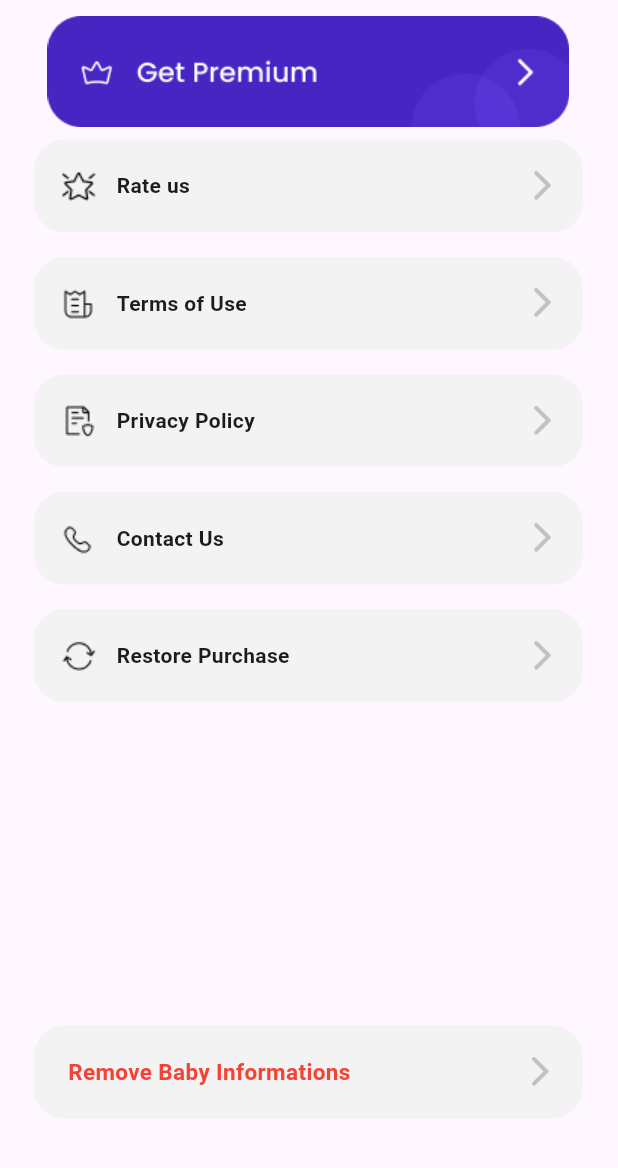
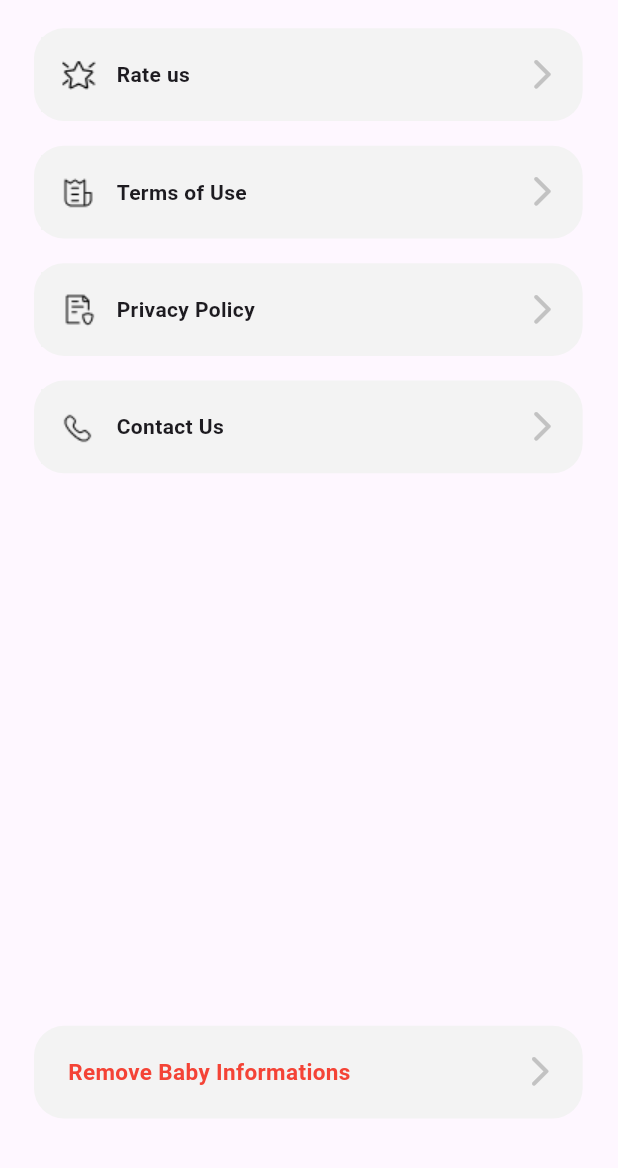
Before and after one commit to andactasdemir24/my_baby_tracker, a Flutter app: the SettingsPage screen opened directly, on a phone screen of 412 x 824 dp, the part 68-1236 px from its top. Run offline on Flutter 3.47's test engine with Material 3 defaults, Android fonts, the phone set to English and light mode, and no system bars; our stand-ins replace carousel_slider, flutter_mobx, flutter_screenutil, flutter_speed_dial, get_it, google_nav_bar and 6 more; accounts and stored records are empty; generated files the repository leaves out were written again; Roboto replaces fonts that are missing (Poppins).

Commit message:
deleted get premium images

```diff
--- a/lib/app/features/screens/settings/view/settings_page.dart
+++ b/lib/app/features/screens/settings/view/settings_page.dart
@@ -10,15 +10,14 @@ class SettingsPage extends StatelessWidget {
       appBar: CustomAppbar(appbarText: AppLocalizations.of(context)!.customAppbarText),
       body: Column(
         children: [
-          GestureDetector(
-            onTap: () {},
-            child: Image.asset(settingsPremium, height: displayHeight(context) * 0.09),
-          ),
-           CustomSettingsContainer(text: AppLocalizations.of(context)!.rateUs, image: s1),
-           CustomSettingsContainer(text: AppLocalizations.of(context)!.termsofuse, image: s2),
-           CustomSettingsContainer(text: AppLocalizations.of(context)!.privacy, image: s3),
-           CustomSettingsContainer(text: AppLocalizations.of(context)!.contact, image: s4),
-           CustomSettingsContainer(text: AppLocalizations.of(context)!.restore, image: s5),
+          // GestureDetector(
+          //   onTap: () {},
+          //   child: Image.asset(settingsPremium, height: displayHeight(context) * 0.09),
+          // ),
+          CustomSettingsContainer(text: AppLocalizations.of(context)!.rateUs, image: s1),
+          CustomSettingsContainer(text: AppLocalizations.of(context)!.termsofuse, image: s2),
+          CustomSettingsContainer(text: AppLocalizations.of(context)!.privacy, image: s3),
+          CustomSettingsContainer(text: AppLocalizations.of(context)!.contact, image: s4),
           const Spacer(),
           const RemoveBabyWidget(),
           SizedBox(height: displayHeight(context) * 0.03),
```
